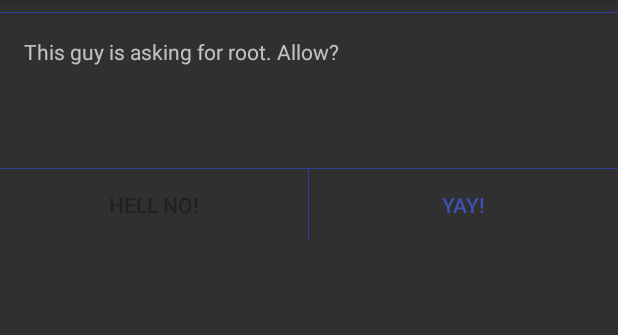
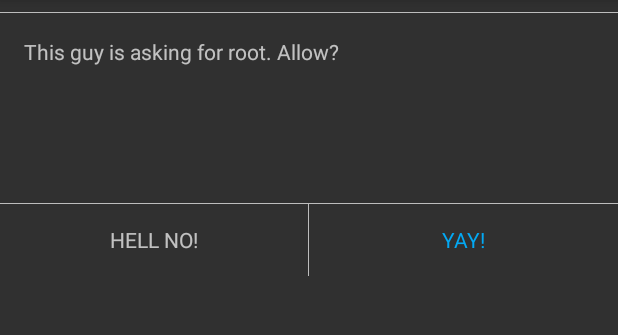
Before and after one commit to doixanh/TinySU, an Android app: the layout activity_request.xml on its own in the app's theme, with its tools: preview values and no code run, on a phone screen of 412 x 824 dp, the part 84-419 px from its top. Run offline under Robolectric (Android 15) with nearby library versions, the phone set to English and light mode, and no system bars.

Commit message:
app: Switch to darkish UI

```diff
--- a/src/app/TinySUFrontend/src/main/AndroidManifest.xml
+++ b/src/app/TinySUFrontend/src/main/AndroidManifest.xml
@@ -19,7 +19,7 @@
             </intent-filter>
         </activity>
         <activity android:name=".RequestActivity"
-            android:theme="@android:style/Theme.Material.Light.Dialog"/>
+            android:theme="@android:style/Theme.Material.Dialog"/>
     </application>
 
 </manifest>
--- a/src/app/TinySUFrontend/src/main/res/layout/activity_request.xml
+++ b/src/app/TinySUFrontend/src/main/res/layout/activity_request.xml
@@ -10,7 +10,7 @@
         android:layout_width="match_parent"
         android:layout_height="1px"
         android:layout_marginTop="@dimen/marginHalf"
-        android:background="@color/primary_dark" />
+        android:background="@color/divider" />
 
     <TextView
         android:layout_width="match_parent"
@@ -32,8 +32,8 @@
 
         <ImageView
             android:id="@+id/logo"
-            android:layout_width="wrap_content"
-            android:layout_height="wrap_content"
+            android:layout_width="@dimen/button"
+            android:layout_height="@dimen/button"
             android:layout_marginRight="@dimen/marginHalf"
             android:layout_toLeftOf="@id/name" />
     </RelativeLayout>
@@ -49,7 +49,7 @@
     <View
         android:layout_width="match_parent"
         android:layout_height="1px"
-        android:background="@color/primary_dark" />
+        android:background="@color/divider" />
 
     <LinearLayout
         style="?android:attr/buttonBarStyle"
@@ -63,12 +63,13 @@
             android:layout_height="@dimen/button"
             android:layout_weight="1"
             android:text="@string/no"
-            android:textColor="@color/primary_text" />
+            android:textAllCaps="true"
+            android:textAppearance="@android:style/TextAppearance.Material.Small" />
 
         <View
             android:layout_width="1px"
             android:layout_height="@dimen/button"
-            android:background="@color/primary_dark" />
+            android:background="@color/divider" />
 
         <Button
             style="?android:attr/buttonBarButtonStyle"
@@ -76,6 +77,8 @@
             android:layout_height="@dimen/button"
             android:layout_weight="1"
             android:text="@string/yes"
-            android:textColor="@color/primary" />
+            android:textAllCaps="true"
+            android:textColor="@color/accent"
+            android:textAppearance="@android:style/TextAppearance.Material.Small" />
     </LinearLayout>
 </LinearLayout>
```
